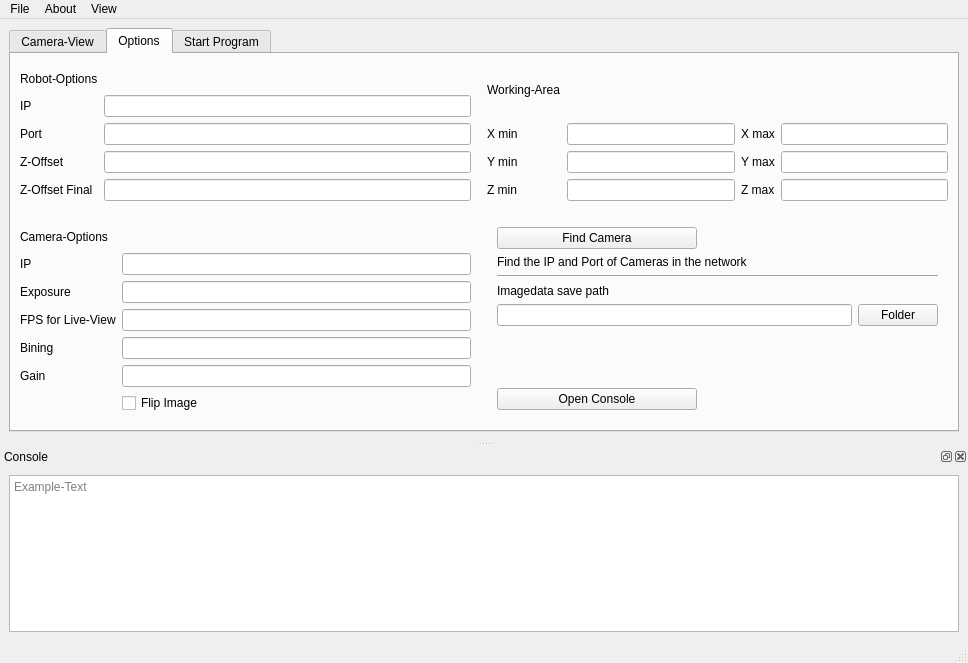
First picture: the form in ui/KukaVisionUIV1.ui, repository wooge7410/KukaVision, before the edit.
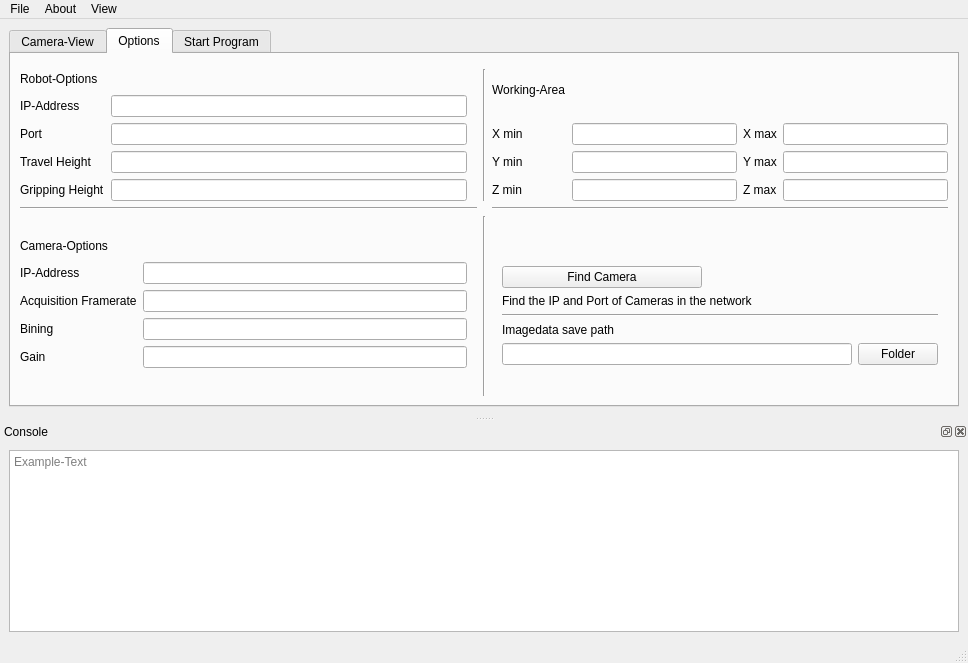
Second picture: the form after the edit. The open tabs and pages were chosen to show the change. Icons and pictures are not drawn.

Commit message: UI changes from the TODO list

The edit to the form file:
```diff
--- a/ui/KukaVisionUIV1.ui
+++ b/ui/KukaVisionUIV1.ui
@@ -235,7 +235,7 @@
           <item row="1" column="0">
            <widget class="QLabel" name="robotIPLabel">
             <property name="text">
-             <string>IP</string>
+             <string>IP-Address</string>
             </property>
            </widget>
           </item>
@@ -255,7 +255,7 @@
           <item row="3" column="0">
            <widget class="QLabel" name="zOffsetLabel">
             <property name="text">
-             <string>Z-Offset</string>
+             <string>Travel Height</string>
             </property>
            </widget>
           </item>
@@ -265,7 +265,7 @@
           <item row="4" column="0">
            <widget class="QLabel" name="zOffsetFinalLabel">
             <property name="text">
-             <string>Z-Offset Final</string>
+             <string>Gripping Height</string>
             </property>
            </widget>
           </item>
@@ -274,225 +274,14 @@
           </item>
          </layout>
         </item>
-        <item row="2" column="0">
-         <layout class="QFormLayout" name="cameraOptionsLayout">
-          <property name="topMargin">
-           <number>20</number>
+        <item row="2" column="2">
+         <widget class="Line" name="line_2">
+          <property name="orientation">
+           <enum>Qt::Horizontal</enum>
           </property>
-          <property name="rightMargin">
-           <number>10</number>
-          </property>
-          <item row="0" column="0">
-           <widget class="QLabel" name="cameraOptionsLabel">
-            <property name="text">
-             <string>Camera-Options</string>
-            </property>
-           </widget>
-          </item>
-          <item row="0" column="1">
-           <spacer name="horizontalSpacer_5">
-            <property name="orientation">
-             <enum>Qt::Horizontal</enum>
-            </property>
-            <property name="sizeHint" stdset="0">
-             <size>
-              <width>40</width>
-              <height>20</height>
-             </size>
-            </property>
-           </spacer>
-          </item>
-          <item row="1" column="0">
-           <widget class="QLabel" name="cameraIPLabel">
-            <property name="text">
-             <string>IP</string>
-            </property>
-           </widget>
-          </item>
-          <item row="1" column="1">
-           <widget class="QLineEdit" name="cameraIPLineEdit"/>
-          </item>
-          <item row="2" column="0">
-           <widget class="QLabel" name="exposureLabel">
-            <property name="text">
-             <string>Exposure</string>
-            </property>
-           </widget>
-          </item>
-          <item row="2" column="1">
-           <widget class="QLineEdit" name="exposureLineEdit"/>
-          </item>
-          <item row="3" column="0">
-           <widget class="QLabel" name="fpsLiveViewLabel">
-            <property name="text">
-             <string>FPS for Live-View</string>
-            </property>
-           </widget>
-          </item>
-          <item row="3" column="1">
-           <widget class="QLineEdit" name="fpsLiveViewLineEdit"/>
-          </item>
-          <item row="6" column="0">
-           <widget class="QLabel" name="emptyCameraOptionsLabel">
-            <property name="text">
-             <string/>
-            </property>
-           </widget>
-          </item>
-          <item row="6" column="1">
-           <widget class="QCheckBox" name="triggerOnCheckBox">
-            <property name="text">
-             <string>Flip Image </string>
-            </property>
-           </widget>
-          </item>
-          <item row="7" column="0">
-           <spacer name="verticalSpacer">
-            <property name="orientation">
-             <enum>Qt::Vertical</enum>
-            </property>
-            <property name="sizeHint" stdset="0">
-             <size>
-              <width>20</width>
-              <height>40</height>
-             </size>
-            </property>
-           </spacer>
-          </item>
-          <item row="4" column="0">
-           <widget class="QLabel" name="biningLabel">
-            <property name="text">
-             <string>Bining</string>
-            </property>
-           </widget>
-          </item>
-          <item row="5" column="0">
-           <widget class="QLabel" name="gainLabel">
-            <property name="text">
-             <string>Gain</string>
-            </property>
-           </widget>
-          </item>
-          <item row="4" column="1">
-           <widget class="QLineEdit" name="biningValueLineEdit"/>
-          </item>
-          <item row="5" column="1">
-           <widget class="QLineEdit" name="gainValueLineEdit"/>
-          </item>
-         </layout>
+         </widget>
         </item>
-        <item row="2" column="1">
-         <layout class="QGridLayout" name="cameraOptions2Layout">
-          <property name="leftMargin">
-           <number>10</number>
-          </property>
-          <property name="topMargin">
-           <number>20</number>
-          </property>
-          <property name="rightMargin">
-           <number>10</number>
-          </property>
-          <item row="1" column="0" colspan="2">
-           <widget class="QLabel" name="findCameraLabel">
-            <property name="text">
-             <string>Find the IP and Port of Cameras in the network</string>
-            </property>
-            <property name="wordWrap">
-             <bool>true</bool>
-            </property>
-           </widget>
-          </item>
-          <item row="6" column="1">
-           <spacer name="verticalSpacer_5">
-            <property name="orientation">
-             <enum>Qt::Vertical</enum>
-            </property>
-            <property name="sizeHint" stdset="0">
-             <size>
-              <width>20</width>
-              <height>40</height>
-             </size>
-            </property>
-           </spacer>
-          </item>
-          <item row="2" column="0" colspan="2">
-           <widget class="Line" name="dividerCameraOptionsline">
-            <property name="orientation">
-             <enum>Qt::Horizontal</enum>
-            </property>
-           </widget>
-          </item>
-          <item row="4" column="0">
-           <widget class="QLineEdit" name="dataSavePathLineEdit"/>
-          </item>
-          <item row="0" column="0">
-           <widget class="QPushButton" name="findCameraButton">
-            <property name="sizePolicy">
-             <sizepolicy hsizetype="Fixed" vsizetype="Fixed">
-              <horstretch>0</horstretch>
-              <verstretch>0</verstretch>
-             </sizepolicy>
-            </property>
-            <property name="minimumSize">
-             <size>
-              <width>200</width>
-              <height>0</height>
-             </size>
-            </property>
-            <property name="text">
-             <string>Find Camera</string>
-            </property>
-           </widget>
-          </item>
-          <item row="6" column="0">
-           <widget class="QPushButton" name="openConsoleButton">
-            <property name="sizePolicy">
-             <sizepolicy hsizetype="Fixed" vsizetype="Fixed">
-              <horstretch>0</horstretch>
-              <verstretch>0</verstretch>
-             </sizepolicy>
-            </property>
-            <property name="minimumSize">
-             <size>
-              <width>200</width>
-              <height>0</height>
-             </size>
-            </property>
-            <property name="text">
-             <string>Open Console</string>
-            </property>
-           </widget>
-          </item>
-          <item row="4" column="1">
-           <widget class="QPushButton" name="folderDialogButton">
-            <property name="text">
-             <string>Folder</string>
-            </property>
-           </widget>
-          </item>
-          <item row="3" column="0">
-           <widget class="QLabel" name="dataSavePathLabel">
-            <property name="text">
-             <string>Imagedata save path</string>
-            </property>
-           </widget>
-          </item>
-          <item row="5" column="0">
-           <spacer name="verticalSpacer_4">
-            <property name="orientation">
-             <enum>Qt::Vertical</enum>
-            </property>
-            <property name="sizeHint" stdset="0">
-             <size>
-              <width>20</width>
-              <height>40</height>
-             </size>
-            </property>
-           </spacer>
-          </item>
-         </layout>
-        </item>
-        <item row="0" column="1" rowspan="2">
+        <item row="0" column="2" rowspan="2">
          <layout class="QGridLayout" name="workingAreagridLayout">
           <item row="2" column="1">
            <widget class="QLabel" name="yminLabel">
@@ -563,6 +352,209 @@
           </item>
          </layout>
         </item>
+        <item row="2" column="0">
+         <widget class="Line" name="line">
+          <property name="orientation">
+           <enum>Qt::Horizontal</enum>
+          </property>
+         </widget>
+        </item>
+        <item row="3" column="0">
+         <layout class="QFormLayout" name="cameraOptionsLayout">
+          <property name="topMargin">
+           <number>20</number>
+          </property>
+          <property name="rightMargin">
+           <number>10</number>
+          </property>
+          <item row="0" column="0">
+           <widget class="QLabel" name="cameraOptionsLabel">
+            <property name="text">
+             <string>Camera-Options</string>
+            </property>
+           </widget>
+          </item>
+          <item row="0" column="1">
+           <spacer name="horizontalSpacer_5">
+            <property name="orientation">
+             <enum>Qt::Horizontal</enum>
+            </property>
+            <property name="sizeHint" stdset="0">
+             <size>
+              <width>40</width>
+              <height>20</height>
+             </size>
+            </property>
+           </spacer>
+          </item>
+          <item row="1" column="0">
+           <widget class="QLabel" name="cameraIPLabel">
+            <property name="text">
+             <string>IP-Address</string>
+            </property>
+           </widget>
+          </item>
+          <item row="1" column="1">
+           <widget class="QLineEdit" name="cameraIPLineEdit"/>
+          </item>
+          <item row="2" column="0">
+           <widget class="QLabel" name="fpsLiveViewLabel">
+            <property name="text">
+             <string>Acquisition Framerate</string>
+            </property>
+           </widget>
+          </item>
+          <item row="2" column="1">
+           <widget class="QLineEdit" name="fpsLiveViewLineEdit"/>
+          </item>
+          <item row="3" column="0">
+           <widget class="QLabel" name="biningLabel">
+            <property name="text">
+             <string>Bining</string>
+            </property>
+           </widget>
+          </item>
+          <item row="3" column="1">
+           <widget class="QLineEdit" name="biningValueLineEdit"/>
+          </item>
+          <item row="4" column="0">
+           <widget class="QLabel" name="gainLabel">
+            <property name="text">
+             <string>Gain</string>
+            </property>
+           </widget>
+          </item>
+          <item row="4" column="1">
+           <widget class="QLineEdit" name="gainValueLineEdit"/>
+          </item>
+          <item row="5" column="0">
+           <widget class="QLabel" name="emptyCameraOptionsLabel">
+            <property name="text">
+             <string/>
+            </property>
+           </widget>
+          </item>
+          <item row="6" column="0">
+           <spacer name="verticalSpacer">
+            <property name="orientation">
+             <enum>Qt::Vertical</enum>
+            </property>
+            <property name="sizeHint" stdset="0">
+             <size>
+              <width>20</width>
+              <height>40</height>
+             </size>
+            </property>
+           </spacer>
+          </item>
+         </layout>
+        </item>
+        <item row="3" column="2">
+         <layout class="QGridLayout" name="cameraOptions2Layout">
+          <property name="leftMargin">
+           <number>10</number>
+          </property>
+          <property name="topMargin">
+           <number>20</number>
+          </property>
+          <property name="rightMargin">
+           <number>10</number>
+          </property>
+          <item row="4" column="0">
+           <widget class="QLabel" name="dataSavePathLabel">
+            <property name="text">
+             <string>Imagedata save path</string>
+            </property>
+           </widget>
+          </item>
+          <item row="0" column="0">
+           <spacer name="verticalSpacer_6">
+            <property name="orientation">
+             <enum>Qt::Vertical</enum>
+            </property>
+            <property name="sizeHint" stdset="0">
+             <size>
+              <width>20</width>
+              <height>40</height>
+             </size>
+            </property>
+           </spacer>
+          </item>
+          <item row="2" column="0" colspan="2">
+           <widget class="QLabel" name="findCameraLabel">
+            <property name="text">
+             <string>Find the IP and Port of Cameras in the network</string>
+            </property>
+            <property name="wordWrap">
+             <bool>true</bool>
+            </property>
+           </widget>
+          </item>
+          <item row="1" column="0">
+           <widget class="QPushButton" name="findCameraButton">
+            <property name="sizePolicy">
+             <sizepolicy hsizetype="Fixed" vsizetype="Fixed">
+              <horstretch>0</horstretch>
+              <verstretch>0</verstretch>
+             </sizepolicy>
+            </property>
+            <property name="minimumSize">
+             <size>
+              <width>200</width>
+              <height>0</height>
+             </size>
+            </property>
+            <property name="text">
+             <string>Find Camera</string>
+            </property>
+           </widget>
+          </item>
+          <item row="5" column="0">
+           <widget class="QLineEdit" name="dataSavePathLineEdit"/>
+          </item>
+          <item row="6" column="1">
+           <spacer name="verticalSpacer_5">
+            <property name="orientation">
+             <enum>Qt::Vertical</enum>
+            </property>
+            <property name="sizeHint" stdset="0">
+             <size>
+              <width>20</width>
+              <height>40</height>
+             </size>
+            </property>
+           </spacer>
+          </item>
+          <item row="3" column="0" colspan="2">
+           <widget class="Line" name="dividerCameraOptionsline">
+            <property name="orientation">
+             <enum>Qt::Horizontal</enum>
+            </property>
+           </widget>
+          </item>
+          <item row="5" column="1">
+           <widget class="QPushButton" name="folderDialogButton">
+            <property name="text">
+             <string>Folder</string>
+            </property>
+           </widget>
+          </item>
+         </layout>
+        </item>
+        <item row="3" column="1">
+         <widget class="Line" name="line_3">
+          <property name="orientation">
+           <enum>Qt::Vertical</enum>
+          </property>
+         </widget>
+        </item>
+        <item row="1" column="1">
+         <widget class="Line" name="line_4">
+          <property name="orientation">
+           <enum>Qt::Vertical</enum>
+          </property>
+         </widget>
+        </item>
        </layout>
       </widget>
       <widget class="QWidget" name="start_ProgramWidget">
```
Left out of the diff: 54 changed lines with no effect on the pictures. The commit also changes 3 other files.
